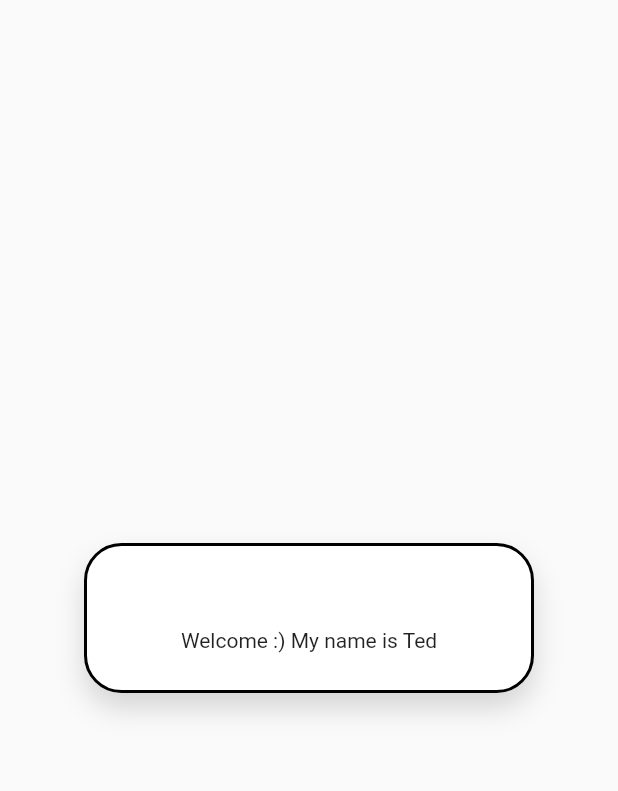
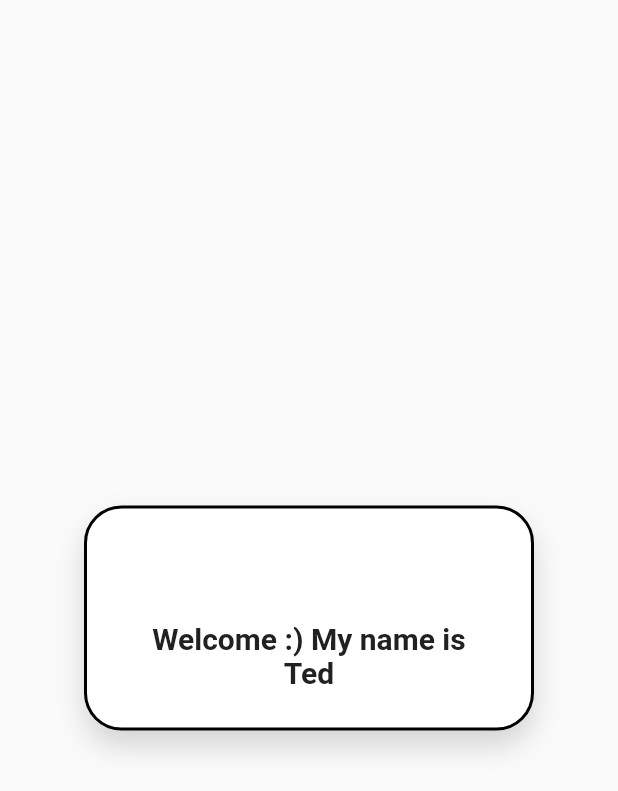
Before and after one commit to tedjkamau/Flutter_Portfolio, a Flutter app: the screen it shows after launch, on a phone screen of 412 x 824 dp. Shown: the top 791 px of the screen. Run offline on Flutter 3.47's test engine with Material 2 defaults, Android fonts, the phone set to English and light mode, and no system bars.

Commit message:
Text manipulation

```diff
--- a/my_portfolio/lib/pages/home/home_page.dart
+++ b/my_portfolio/lib/pages/home/home_page.dart
@@ -10,7 +10,7 @@ class HomePage extends StatelessWidget {
       body: Center(
           child: Container(
         width: 300,
-        height: 100,
+        height: 150,
         //Add equal padding to all sides,
         padding: const EdgeInsets.all(25.0),
         alignment: Alignment.bottomCenter,
@@ -26,8 +26,14 @@ class HomePage extends StatelessWidget {
           borderRadius: BorderRadius.circular(25),
           border: Border.all(color: Colors.black, width: 2),
         ),
-        child: const Text("Welcome :) My name is Ted"),
+        child: Text("Welcome :) My name is Ted",
+        textAlign: TextAlign.center,//Text Alignment
+        style:TextStyle(color: Colors.grey.shade900,//Add color to the text
+                        fontSize: 20,//Font Size
+                        fontWeight: FontWeight.bold//Font Weight
+                        ),//Text style
       )),
+    )
     );
   }
 }
```
